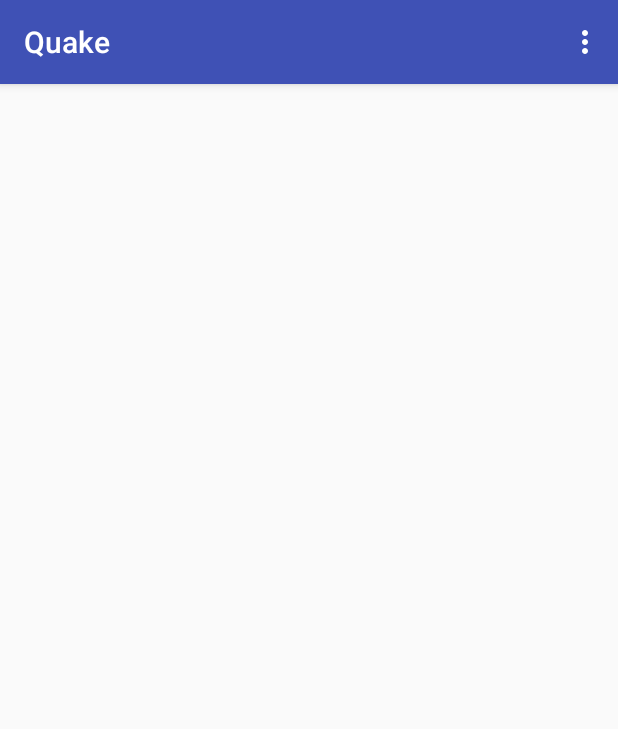
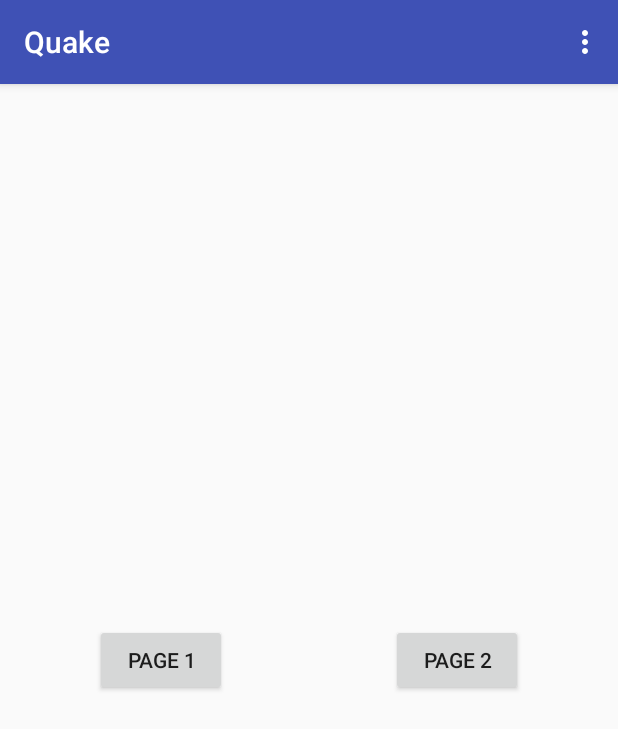
Before and after one commit to krashanoff/quake, an Android app: the screen it shows after launch (MainActivity), on a phone screen of 412 x 824 dp. Shown: the top 729 px of the screen. Run offline under Robolectric (Android 15) with nearby library versions, the phone set to English and light mode, and no system bars.

Commit message:
So I hear you like buttons...

```diff
--- a/app/src/main/res/layout/content_main.xml
+++ b/app/src/main/res/layout/content_main.xml
@@ -9,4 +9,25 @@
     app:layout_behavior="@string/appbar_scrolling_view_behavior"
     tools:showIn="@layout/activity_main" tools:context=".MainActivity">
 
+    <Button
+        android:layout_width="wrap_content"
+        android:layout_height="wrap_content"
+        android:text="Page 1"
+        android:id="@+id/button"
+        android:layout_marginLeft="47dp"
+        android:layout_marginStart="47dp"
+        android:layout_alignTop="@+id/button2"
+        android:layout_alignParentLeft="true"
+        android:layout_alignParentStart="true" />
+
+    <Button
+        android:layout_width="wrap_content"
+        android:layout_height="wrap_content"
+        android:text="Page 2"
+        android:id="@+id/button2"
+        android:layout_centerVertical="true"
+        android:layout_alignParentRight="true"
+        android:layout_alignParentEnd="true"
+        android:layout_marginRight="47dp"
+        android:layout_marginEnd="47dp" />
 </RelativeLayout>
```
